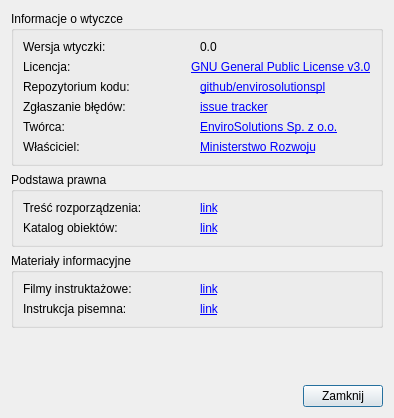
Above: modules/settings/views/ui/pomoc_dialog_base.ui from envirosolutionspl/wtyczka_qgis_app before the change. Below: the same form after it.
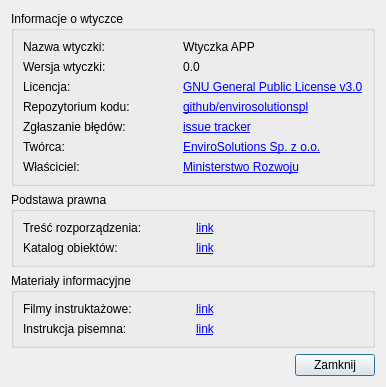
That is the form after the change.

Commit message: dodanie nazwy wtyczki do pomocy

The edit to the form file:
```diff
--- a/modules/settings/views/ui/pomoc_dialog_base.ui
+++ b/modules/settings/views/ui/pomoc_dialog_base.ui
@@ -9,8 +9,8 @@
    <rect>
     <x>0</x>
     <y>0</y>
-    <width>394</width>
-    <height>418</height>
+    <width>386</width>
+    <height>359</height>
    </rect>
   </property>
   <property name="windowTitle">
@@ -24,10 +24,74 @@
        <property name="title">
         <string>Informacje o wtyczce</string>
        </property>
-       <layout class="QVBoxLayout" name="verticalLayout_2">
-        <item>
-         <layout class="QHBoxLayout" name="horizontalLayout_3">
-          <item>
+       <layout class="QGridLayout" name="gridLayout">
+        <item row="6" column="0">
+         <widget class="QLabel" name="label_10">
+          <property name="font">
+           <font>
+            <underline>false</underline>
+           </font>
+          </property>
+          <property name="text">
+           <string>Właściciel:</string>
+          </property>
+         </widget>
+        </item>
+        <item row="4" column="0">
+         <widget class="QLabel" name="label_7">
+          <property name="font">
+           <font>
+            <underline>false</underline>
+           </font>
+          </property>
+          <property name="text">
+           <string>Zgłaszanie błędów:</string>
+          </property>
+         </widget>
+        </item>
+        <item row="5" column="1">
+         <widget class="QLabel" name="label_9">
+          <property name="text">
+           <string>&lt;a href=&quot;https://envirosolutions.pl&quot;&gt;EnviroSolutions Sp. z o.o.&lt;/a&gt;</string>
+          </property>
+          <property name="openExternalLinks">
+           <bool>true</bool>
+          </property>
+          <property name="textInteractionFlags">
+           <set>Qt::TextBrowserInteraction</set>
+          </property>
+         </widget>
+        </item>
+        <item row="6" column="1">
+         <widget class="QLabel" name="label_11">
+          <property name="text">
+           <string>&lt;a href=&quot;https://www.gov.pl/web/rozwoj&quot;&gt;Ministerstwo Rozwoju&lt;/a&gt;</string>
+          </property>
+          <property name="openExternalLinks">
+           <bool>true</bool>
+          </property>
+          <property name="textInteractionFlags">
+           <set>Qt::TextBrowserInteraction</set>
+          </property>
+         </widget>
+        </item>
+        <item row="2" column="1">
+         <widget class="QLabel" name="label_2">
+          <property name="text">
+           <string>&lt;html&gt;&lt;head/&gt;&lt;body&gt;&lt;a href=&quot;https://www.gnu.org/licenses/gpl-3.0.html&quot;&gt;GNU General Public License v3.0&lt;/a&gt;&lt;/body&gt;&lt;/html&gt;</string>
+          </property>
+          <property name="textFormat">
+           <enum>Qt::RichText</enum>
+          </property>
+          <property name="openExternalLinks">
+           <bool>true</bool>
+          </property>
+          <property name="textInteractionFlags">
+           <set>Qt::TextBrowserInteraction</set>
+          </property>
+         </widget>
+        </item>
+        <item row="1" column="0">
            <widget class="QLabel" name="label_3">
             <property name="font">
              <font>
@@ -39,7 +103,7 @@
             </property>
            </widget>
           </item>
-          <item>
+        <item row="1" column="1">
            <widget class="QLabel" name="version_lbl">
             <property name="text">
              <string>0.0</string>
@@ -49,87 +113,14 @@
             </property>
            </widget>
           </item>
-         </layout>
-        </item>
-        <item>
-         <layout class="QHBoxLayout" name="horizontalLayout">
-          <item>
-           <widget class="QLabel" name="label_4">
-            <property name="font">
-             <font>
-              <underline>false</underline>
-             </font>
-            </property>
+        <item row="0" column="0">
+         <widget class="QLabel" name="label_20">
             <property name="text">
-             <string>Licencja:</string>
+           <string>Nazwa wtyczki:</string>
             </property>
            </widget>
           </item>
-          <item>
-           <widget class="QLabel" name="label_2">
-            <property name="text">
-             <string>&lt;html&gt;&lt;head/&gt;&lt;body&gt;&lt;a href=&quot;https://www.gnu.org/licenses/gpl-3.0.html&quot;&gt;GNU General Public License v3.0&lt;/a&gt;&lt;/body&gt;&lt;/html&gt;</string>
-            </property>
-            <property name="textFormat">
-             <enum>Qt::RichText</enum>
-            </property>
-            <property name="openExternalLinks">
-             <bool>true</bool>
-            </property>
-            <property name="textInteractionFlags">
-             <set>Qt::TextBrowserInteraction</set>
-            </property>
-           </widget>
-          </item>
-         </layout>
-        </item>
-        <item>
-         <layout class="QHBoxLayout" name="horizontalLayout_5">
-          <item>
-           <widget class="QLabel" name="label">
-            <property name="font">
-             <font>
-              <underline>false</underline>
-             </font>
-            </property>
-            <property name="text">
-             <string>Repozytorium kodu:</string>
-            </property>
-           </widget>
-          </item>
-          <item>
-           <widget class="QLabel" name="label_5">
-            <property name="text">
-             <string>&lt;html&gt;&lt;head/&gt;&lt;body&gt;&lt;p&gt;&lt;a href=&quot;https://github.com/envirosolutionspl/wtyczka_qgis_app&quot;&gt;&lt;span style=&quot; text-decoration: underline; color:#0000ff;&quot;&gt;github/envirosolutionspl&lt;/span&gt;&lt;/a&gt;&lt;/p&gt;&lt;/body&gt;&lt;/html&gt;</string>
-            </property>
-            <property name="textFormat">
-             <enum>Qt::RichText</enum>
-            </property>
-            <property name="openExternalLinks">
-             <bool>true</bool>
-            </property>
-            <property name="textInteractionFlags">
-             <set>Qt::TextBrowserInteraction</set>
-            </property>
-           </widget>
-          </item>
-         </layout>
-        </item>
-        <item>
-         <layout class="QHBoxLayout" name="horizontalLayout_4">
-          <item>
-           <widget class="QLabel" name="label_7">
-            <property name="font">
-             <font>
-              <underline>false</underline>
-             </font>
-            </property>
-            <property name="text">
-             <string>Zgłaszanie błędów:</string>
-            </property>
-           </widget>
-          </item>
-          <item>
+        <item row="4" column="1">
            <widget class="QLabel" name="label_6">
             <property name="text">
              <string>&lt;a href=&quot;https://github.com/envirosolutionspl/wtyczka_qgis_app/issues&quot;&gt;issue tracker&lt;/a&gt;</string>
@@ -142,11 +133,7 @@
             </property>
            </widget>
           </item>
-         </layout>
-        </item>
-        <item>
-         <layout class="QHBoxLayout" name="horizontalLayout_6">
-          <item>
+        <item row="5" column="0">
            <widget class="QLabel" name="label_8">
             <property name="font">
              <font>
@@ -158,11 +145,26 @@
             </property>
            </widget>
           </item>
-          <item>
-           <widget class="QLabel" name="label_9">
+        <item row="3" column="0">
+         <widget class="QLabel" name="label">
+          <property name="font">
+           <font>
+            <underline>false</underline>
+           </font>
+          </property>
             <property name="text">
-             <string>&lt;a href=&quot;https://envirosolutions.pl&quot;&gt;EnviroSolutions Sp. z o.o.&lt;/a&gt;</string>
-            </property>
+           <string>Repozytorium kodu:</string>
+          </property>
+         </widget>
+        </item>
+        <item row="3" column="1">
+         <widget class="QLabel" name="label_5">
+          <property name="text">
+           <string>&lt;html&gt;&lt;head/&gt;&lt;body&gt;&lt;p&gt;&lt;a href=&quot;https://github.com/envirosolutionspl/wtyczka_qgis_app&quot;&gt;&lt;span style=&quot; text-decoration: underline; color:#0000ff;&quot;&gt;github/envirosolutionspl&lt;/span&gt;&lt;/a&gt;&lt;/p&gt;&lt;/body&gt;&lt;/html&gt;</string>
+          </property>
+          <property name="textFormat">
+           <enum>Qt::RichText</enum>
+          </property>
             <property name="openExternalLinks">
              <bool>true</bool>
             </property>
@@ -171,49 +173,35 @@
             </property>
            </widget>
           </item>
-         </layout>
-        </item>
-        <item>
-         <layout class="QHBoxLayout" name="horizontalLayout_7">
-          <item>
-           <widget class="QLabel" name="label_10">
+        <item row="2" column="0">
+         <widget class="QLabel" name="label_4">
             <property name="font">
              <font>
               <underline>false</underline>
              </font>
             </property>
             <property name="text">
-             <string>Właściciel:</string>
+           <string>Licencja:</string>
             </property>
            </widget>
           </item>
-          <item>
-           <widget class="QLabel" name="label_11">
+        <item row="0" column="1">
+         <widget class="QLabel" name="name_lbl">
             <property name="text">
-             <string>&lt;a href=&quot;https://www.gov.pl/web/rozwoj&quot;&gt;Ministerstwo Rozwoju&lt;/a&gt;</string>
-            </property>
-            <property name="openExternalLinks">
-             <bool>true</bool>
-            </property>
-            <property name="textInteractionFlags">
-             <set>Qt::TextBrowserInteraction</set>
-            </property>
+           <string>Wtyczka APP</string>
+          </property>
            </widget>
           </item>
          </layout>
-        </item>
-       </layout>
       </widget>
      </item>
      <item>
-      <widget class="QGroupBox" name="verticalGroupBox">
+      <widget class="QGroupBox" name="groupBox_2">
        <property name="title">
         <string>Podstawa prawna</string>
        </property>
-       <layout class="QVBoxLayout" name="verticalLayout_3">
-        <item>
-         <layout class="QHBoxLayout" name="horizontalLayout_9">
-          <item>
+       <layout class="QGridLayout" name="gridLayout_2">
+        <item row="0" column="0">
            <widget class="QLabel" name="label_12">
             <property name="font">
              <font>
@@ -225,7 +213,7 @@
             </property>
            </widget>
           </item>
-          <item>
+        <item row="0" column="1">
            <widget class="QLabel" name="label_13">
             <property name="text">
              <string>&lt;a href=&quot;https://envirosolutions.pl&quot;&gt;link&lt;/a&gt;</string>
@@ -238,11 +226,7 @@
             </property>
            </widget>
           </item>
-         </layout>
-        </item>
-        <item>
-         <layout class="QHBoxLayout" name="horizontalLayout_8">
-          <item>
+        <item row="1" column="0">
            <widget class="QLabel" name="label_15">
             <property name="font">
              <font>
@@ -254,7 +238,7 @@
             </property>
            </widget>
           </item>
-          <item>
+        <item row="1" column="1">
            <widget class="QLabel" name="label_14">
             <property name="text">
              <string>&lt;a href=&quot;https://envirosolutions.pl&quot;&gt;link&lt;/a&gt;</string>
@@ -268,26 +252,22 @@
            </widget>
           </item>
          </layout>
-        </item>
-       </layout>
       </widget>
      </item>
      <item>
-      <widget class="QGroupBox" name="verticalGroupBox">
+      <widget class="QGroupBox" name="groupBox_3">
        <property name="title">
         <string>Materiały informacyjne</string>
        </property>
-       <layout class="QVBoxLayout" name="verticalLayout_4">
-        <item>
-         <layout class="QHBoxLayout" name="horizontalLayout_11">
-          <item>
+       <layout class="QGridLayout" name="gridLayout_4">
+        <item row="0" column="0">
            <widget class="QLabel" name="label_17">
             <property name="text">
              <string>Filmy instruktażowe:</string>
             </property>
            </widget>
           </item>
-          <item>
+        <item row="0" column="1">
            <widget class="QLabel" name="label_16">
             <property name="text">
              <string>&lt;a href=&quot;https://envirosolutions.pl&quot;&gt;link&lt;/a&gt;</string>
@@ -300,18 +280,14 @@
             </property>
            </widget>
           </item>
-         </layout>
-        </item>
-        <item>
-         <layout class="QHBoxLayout" name="horizontalLayout_10">
-          <item>
+        <item row="1" column="0">
            <widget class="QLabel" name="label_19">
             <property name="text">
              <string>Instrukcja pisemna:</string>
             </property>
            </widget>
           </item>
-          <item>
+        <item row="1" column="1">
            <widget class="QLabel" name="label_18">
             <property name="text">
              <string>&lt;a href=&quot;https://envirosolutions.pl&quot;&gt;link&lt;/a&gt;</string>
@@ -323,8 +299,6 @@
              <set>Qt::TextBrowserInteraction</set>
             </property>
            </widget>
-          </item>
-         </layout>
         </item>
        </layout>
       </widget>
```
Left out of the diff: 2 changed lines with no effect on the pictures. Lines whose indentation alone changed are shown as unchanged. The commit also changes 2 other files.
